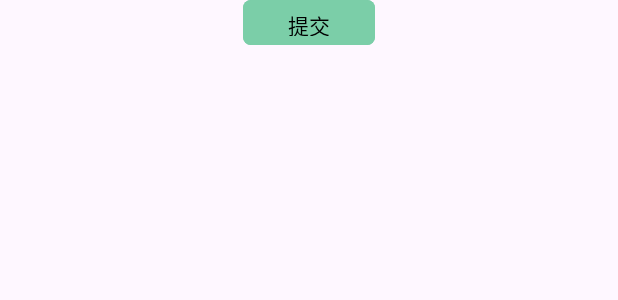
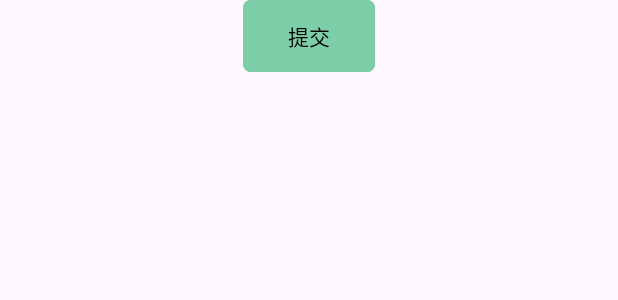
Before and after one commit to artz222/labPlatform, an Android app: the layout item_radio_group.xml on its own in the app's theme, with its tools: preview values and no code run, on a phone screen of 412 x 824 dp. Shown: the top 300 px of the screen. Run offline under Robolectric (Android 15) with nearby library versions, the light colour scheme and no system bars.

Commit message:
fix: 选项item复用错误问题、优化一下提交按钮高度

```diff
--- a/frontend/android/app/src/main/java/com/jasper/labplatform/viewbinder/RadioGroupItemViewBinder.kt
+++ b/frontend/android/app/src/main/java/com/jasper/labplatform/viewbinder/RadioGroupItemViewBinder.kt
@@ -11,7 +11,6 @@ import android.widget.Button
 import android.widget.RadioButton
 import android.widget.RadioGroup
 import android.widget.TextView
-import androidx.core.view.isNotEmpty
 import androidx.recyclerview.widget.RecyclerView
 import com.drakeet.multitype.ItemViewBinder
 import com.google.android.material.dialog.MaterialAlertDialogBuilder
@@ -29,7 +28,8 @@ class RadioGroupItemViewBinder : ItemViewBinder<Options, RadioGroupItemViewBinde
 
     override fun onBindViewHolder(holder: ViewHolder, item: Options) {
         holder.apply {
-            if (radioGroup.isNotEmpty()) return
+            radioGroup.removeAllViews()
+            radioGroup.clearCheck()
             item.options.forEachIndexed { index, option ->
                 radioGroup.addView(RadioButton(itemView.context).apply {
                     text = option
--- a/frontend/android/app/src/main/res/layout/item_radio_group.xml
+++ b/frontend/android/app/src/main/res/layout/item_radio_group.xml
@@ -13,7 +13,7 @@
     <com.google.android.material.button.MaterialButton
         android:id="@+id/submitBtn"
         android:layout_width="wrap_content"
-        android:layout_height="30dp"
+        android:layout_height="wrap_content"
         android:layout_gravity="center"
         android:backgroundTint="#7bcea8"
         android:insetTop="0dp"
```
